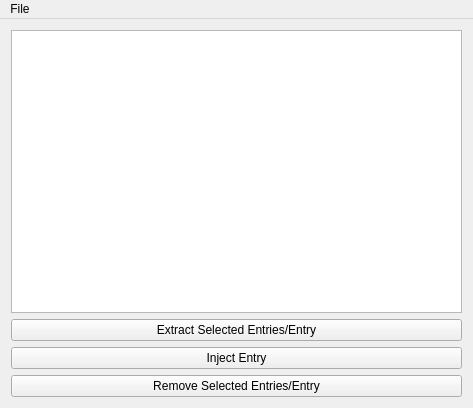
hetelek/XDBF-Manager, file XDBF/mainwindow.ui: the form before one commit.
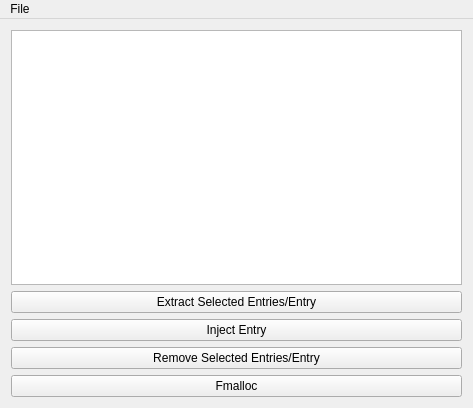
The form after the commit. Icons and pictures are not drawn.

Patch:
```diff
--- a/XDBF/mainwindow.ui
+++ b/XDBF/mainwindow.ui
@@ -58,6 +58,13 @@
         </property>
        </widget>
       </item>
+      <item>
+       <widget class="QPushButton" name="pushButton_4">
+        <property name="text">
+         <string>Fmalloc</string>
+        </property>
+       </widget>
+      </item>
      </layout>
     </item>
    </layout>
```
